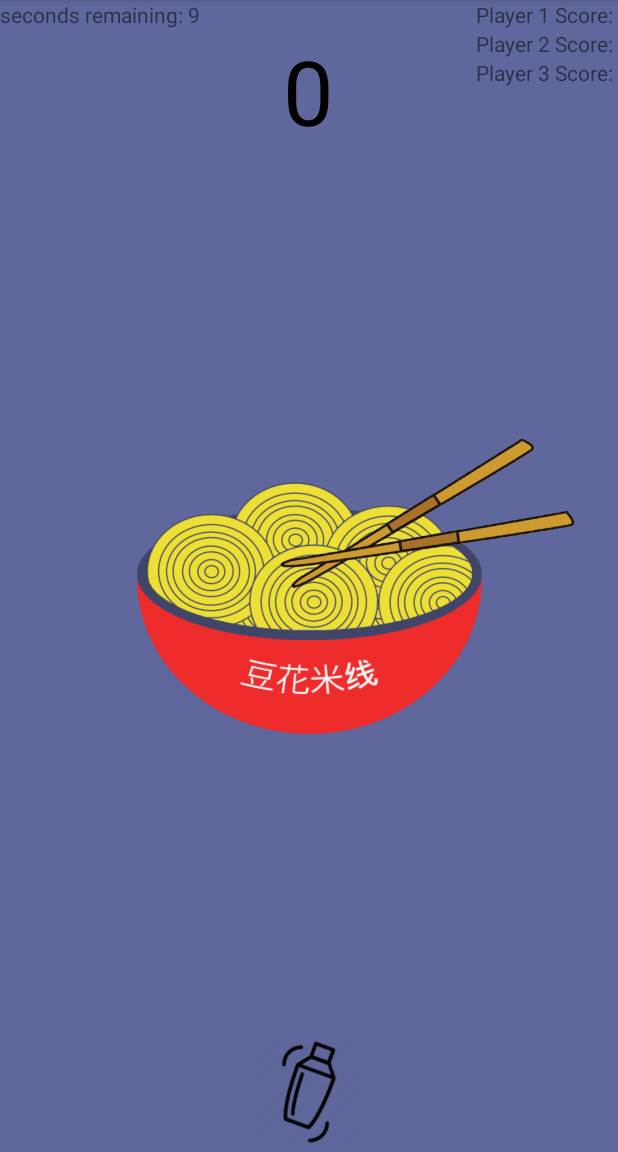
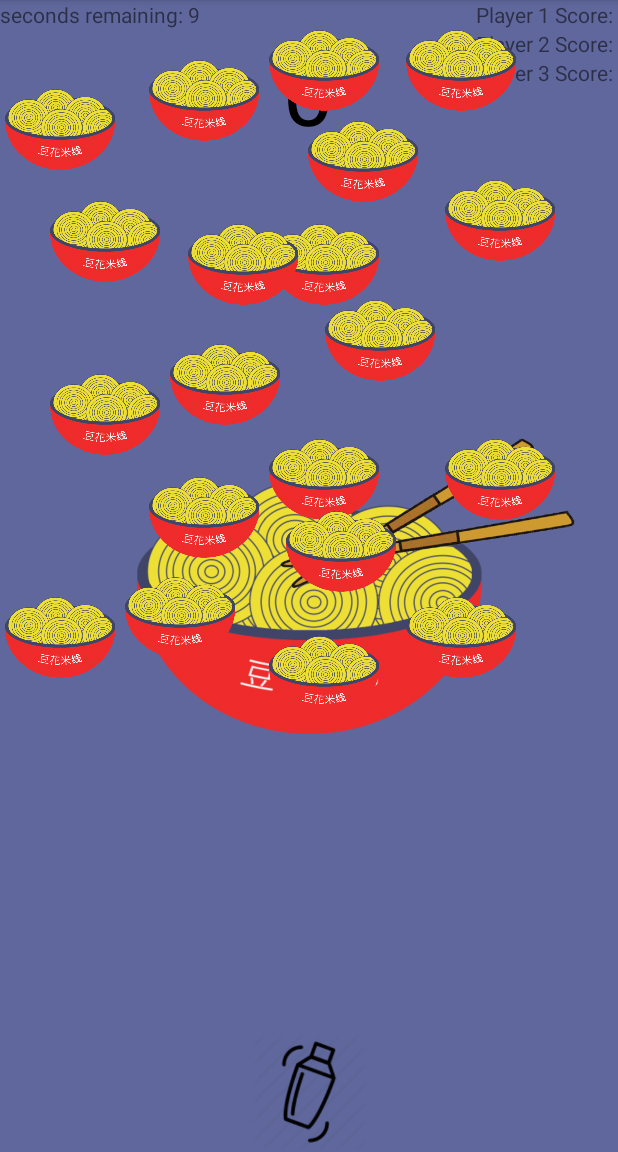
Before and after one commit to DaDyJu/NoodleChallenge, an Android app: the GameActivity screen opened directly, with no data from a screen before it, on a phone screen of 412 x 824 dp, the part 84-1236 px from its top. Run offline under Robolectric (Android 15) with nearby library versions, the phone set to English and light mode, and no system bars.

Commit message:
fix junyu’s bad code, add send moods power

```diff
--- a/app/src/main/java/com/kkadadeepju/snwf/sendnoodswithfriends/GameActivity.java
+++ b/app/src/main/java/com/kkadadeepju/snwf/sendnoodswithfriends/GameActivity.java
@@ -1,11 +1,15 @@
 package com.kkadadeepju.snwf.sendnoodswithfriends;
 
+import android.animation.Animator;
 import android.graphics.Bitmap;
 import android.graphics.BitmapFactory;
+import android.animation.AnimatorSet;
+import android.animation.ObjectAnimator;
 import android.graphics.drawable.Drawable;
 import android.os.Bundle;
 import android.os.CountDownTimer;
 import android.os.PersistableBundle;
+import android.support.annotation.DrawableRes;
 import android.support.annotation.Nullable;
 import android.support.v4.content.ContextCompat;
 import android.support.v7.app.AppCompatActivity;
@@ -13,19 +17,26 @@ import android.util.Log;
 import android.view.View;
 import android.view.animation.Animation;
 import android.view.animation.AnimationUtils;
+import android.view.ViewGroup;
+import android.view.animation.AnimationSet;
+import android.view.animation.TranslateAnimation;
 import android.widget.ImageView;
 import android.widget.ListView;
 import android.widget.TextView;
 
+import java.lang.reflect.Array;
 import java.util.ArrayList;
 import java.util.HashMap;
 import java.util.Map;
+import static com.kkadadeepju.snwf.sendnoodswithfriends.Powerups.*;
+import static com.kkadadeepju.snwf.sendnoodswithfriends.Powerups.Types.SendNoods;
 
 /**
  * Created by jzhou on 2017-04-20.
  */
 
 public class GameActivity extends AppCompatActivity {
+
     private TextView timer;
     private TextView playerTwoScore;
     private TextView playerThreeScore;
@@ -34,12 +45,17 @@ public class GameActivity extends AppCompatActivity {
     private ImageView noodleBowl;
     private ImageView chopStickUp;
     private ImageView chopStickDown;
+    private ViewGroup container;
+    private ViewGroup sendNoodsLayout;
 
     private int score = 0;
 
     private int imgPosition = 0;
 
     private boolean isChopstickUp = false;
+
+    private boolean isSendNoodsActive = false;
+    private int numberOfSendNoodsLeft;
 
     private static final int[] bowls = {
             R.drawable.noods_01,
@@ -53,12 +69,15 @@ public class GameActivity extends AppCompatActivity {
             R.drawable.noods_09
     };
 
+    private ArrayList<ImageView> sendNoods = new ArrayList<>();
+
     private ArrayList<Drawable> images = new ArrayList<>();
 
     @Override
     public void onCreate(@Nullable Bundle savedInstanceState) {
         super.onCreate(savedInstanceState);
         setContentView(R.layout.game_activity);
+        container = (ViewGroup) findViewById(R.id.container);
         timer = (TextView) findViewById(R.id.timer);
         playerTwoScore = (TextView) findViewById(R.id.player_two_score);
         playerThreeScore = (TextView) findViewById(R.id.player_three_score);
@@ -73,11 +92,38 @@ public class GameActivity extends AppCompatActivity {
             images.add(ContextCompat.getDrawable(getApplicationContext(), bowls[i]));
         }
 
+        sendNoodsLayout = (ViewGroup) findViewById(R.id.send_noods_layout);
+        sendNoodsLayout.setVisibility(View.GONE);
+        sendNoods.add((ImageView) findViewById(R.id.send_noods_1));
+        sendNoods.add((ImageView) findViewById(R.id.send_noods_2));
+        sendNoods.add((ImageView) findViewById(R.id.send_noods_3));
+        sendNoods.add((ImageView) findViewById(R.id.send_noods_4));
+        sendNoods.add((ImageView) findViewById(R.id.send_noods_5));
+        sendNoods.add((ImageView) findViewById(R.id.send_noods_6));
+        sendNoods.add((ImageView) findViewById(R.id.send_noods_7));
+        sendNoods.add((ImageView) findViewById(R.id.send_noods_8));
+        sendNoods.add((ImageView) findViewById(R.id.send_noods_9));
+        sendNoods.add((ImageView) findViewById(R.id.send_noods_10));
+        sendNoods.add((ImageView) findViewById(R.id.send_noods_11));
+        sendNoods.add((ImageView) findViewById(R.id.send_noods_12));
+        sendNoods.add((ImageView) findViewById(R.id.send_noods_13));
+        sendNoods.add((ImageView) findViewById(R.id.send_noods_14));
+        sendNoods.add((ImageView) findViewById(R.id.send_noods_15));
+        sendNoods.add((ImageView) findViewById(R.id.send_noods_16));
+        sendNoods.add((ImageView) findViewById(R.id.send_noods_17));
+        sendNoods.add((ImageView) findViewById(R.id.send_noods_18));
+        sendNoods.add((ImageView) findViewById(R.id.send_noods_19));
+        sendNoods.add((ImageView) findViewById(R.id.send_noods_20));
+
         final Animation pulse = AnimationUtils.loadAnimation(this, R.anim.pulse);
 
         noodleBowl.setOnClickListener(new View.OnClickListener() {
             @Override
             public void onClick(View v) {
+                if (isSendNoodsActive) {
+                    return;
+                }
+
                 playerScore.setText(Integer.toString(++score));
                 playerScore.startAnimation(pulse);
 
@@ -87,15 +133,11 @@ public class GameActivity extends AppCompatActivity {
                 noodleBowl.setImageDrawable(images.get(imgPosition));
                 imgPosition++;
 
-                if (isChopstickUp)
-
-                {
+                if (isChopstickUp) {
                     chopStickUp.setVisibility(View.GONE);
                     chopStickDown.setVisibility(View.VISIBLE);
                     isChopstickUp = false;
-                } else
-
-                {
+                } else {
                     chopStickUp.setVisibility(View.VISIBLE);
                     chopStickDown.setVisibility(View.GONE);
                     isChopstickUp = true;
@@ -103,11 +145,7 @@ public class GameActivity extends AppCompatActivity {
             }
         });
 
-
-        new
-
-                CountDownTimer(10000, 1000) {
-
+        new CountDownTimer(10000, 1000) {
             public void onTick(long millisUntilFinished) {
                 timer.setText("seconds remaining: " + millisUntilFinished / 1000);
             }
@@ -117,6 +155,59 @@ public class GameActivity extends AppCompatActivity {
                 noodleBowl.setClickable(false);
             }
         }.start();
+
+        handlePowerup(SendNoods);
     }
 
+    public void handlePowerup(Types type) {
+        switch (type) {
+            case SendNoods:
+                onSendNoods("Dadyju");
+                break;
+            case SendLag:
+                onSendLag("Dadyju");
+                break;
+            default:
+                break;
         }
+    }
+
+    private void onSendNoods(String playerName) {
+        // received a bunch of noods from playerName
+        // fills up their whole screen with noodles, their score does not count until their extra noodles are gone
+        // and they are back to tapping on their regular noodle bowl
+        isSendNoodsActive = true;
+        sendNoodsLayout.setVisibility(View.VISIBLE);
+        numberOfSendNoodsLeft = sendNoods.size();
+
+        for (int i = 0; i < sendNoods.size(); i++) {
+            sendNoods.get(i).setVisibility(View.VISIBLE);
+
+            ObjectAnimator
+                    .ofFloat(sendNoods.get(i), "translationX", 0, 25, -25, 25, -25,15, -15, 6, -6, 0)
+                    .setDuration(20)
+                    .start();
+
+            sendNoods.get(i).setOnClickListener(
+                    new View.OnClickListener() {
+                        @Override
+                        public void onClick(View v) {
+                            v.setVisibility(View.INVISIBLE);
+                            numberOfSendNoodsLeft--;
+
+                            if (numberOfSendNoodsLeft <= 0) {
+                                isSendNoodsActive = false;
+                                sendNoodsLayout.setVisibility(View.GONE);
+                            }
+                        }
+                    }
+            );
+        }
+    }
+
+    private void onSendLag(String playerName) {
+        // receieved lag from a player, cant tap for X seconds
+    }
+
+
+}
--- a/app/src/main/res/layout/game_activity.xml
+++ b/app/src/main/res/layout/game_activity.xml
@@ -1,9 +1,16 @@
 <?xml version="1.0" encoding="utf-8"?>
-<RelativeLayout xmlns:android="http://schemas.android.com/apk/res/android"
+<FrameLayout
+    xmlns:android="http://schemas.android.com/apk/res/android"
+    android:layout_width="match_parent"
+    android:layout_height="match_parent"
+
+    android:background="#5f679c"
+    android:id="@+id/activity_main">
+
+    <RelativeLayout
         android:id="@+id/container"
         android:layout_width="match_parent"
         android:layout_height="match_parent"
-    android:background="#5f679c"
         android:orientation="vertical">
 
         <TextView
@@ -79,8 +86,9 @@
                 android:layout_gravity="center"
                 android:layout_marginLeft="50dp"
                 android:layout_marginTop="-60dp"
+                android:visibility="gone"
                 android:src="@drawable/chopstick_up"
-            android:visibility="gone" />
+                 />
 
             <ImageView
                 android:id="@+id/noodle_powerup"
@@ -94,3 +102,9 @@
                 android:layout_height="wrap_content"></ListView>
         </FrameLayout>
     </RelativeLayout>
+
+    <include
+        android:id="@+id/send_noods_layout"
+
+        layout="@layout/send_noods"/>
+</FrameLayout>
--- /dev/null
+++ b/app/src/main/res/layout/send_noods.xml
@@ -0,0 +1,210 @@
+<?xml version="1.0" encoding="utf-8"?>
+<RelativeLayout android:layout_width="match_parent"
+    android:layout_height="match_parent"
+    xmlns:android="http://schemas.android.com/apk/res/android">
+
+    <ImageView
+        android:id="@+id/send_noods_1"
+        android:layout_width="80dp"
+        android:layout_height="80dp"
+        android:src="@drawable/noods_01"
+        android:layout_marginTop="49dp"
+        android:layout_below="@+id/send_noods_4"
+        android:layout_alignLeft="@+id/send_noods_4"
+        android:layout_alignStart="@+id/send_noods_4" />
+    <ImageView
+        android:id="@+id/send_noods_2"
+        android:layout_width="80dp"
+        android:layout_height="80dp"
+        android:src="@drawable/noods_01"
+        android:layout_above="@+id/send_noods_3"
+        android:layout_toRightOf="@+id/send_noods_3"
+        android:layout_toEndOf="@+id/send_noods_3"
+        android:layout_marginLeft="12dp"
+        android:layout_marginStart="12dp" />
+    <ImageView
+        android:id="@+id/send_noods_3"
+        android:layout_width="80dp"
+        android:layout_height="80dp"
+        android:src="@drawable/noods_01"
+        android:layout_below="@+id/send_noods_1"
+        android:layout_alignParentLeft="true"
+        android:layout_alignParentStart="true"
+        android:layout_marginLeft="30dp"
+        android:layout_marginStart="30dp"
+        android:layout_marginTop="20dp" />
+    <ImageView
+        android:id="@+id/send_noods_4"
+        android:layout_width="80dp"
+        android:layout_height="80dp"
+        android:src="@drawable/noods_01"
+        android:layout_alignParentTop="true"
+        android:layout_toLeftOf="@+id/send_noods_7"
+        android:layout_toStartOf="@+id/send_noods_7" />
+    <ImageView
+        android:id="@+id/send_noods_5"
+        android:layout_width="80dp"
+        android:layout_height="80dp"
+        android:src="@drawable/noods_01"
+        android:layout_alignTop="@+id/send_noods_6"
+        android:layout_alignLeft="@+id/send_noods_8"
+        android:layout_alignStart="@+id/send_noods_8"
+        android:layout_marginTop="26dp" />
+    <ImageView
+        android:id="@+id/send_noods_6"
+        android:layout_width="80dp"
+        android:layout_height="80dp"
+        android:src="@drawable/noods_01"
+        android:layout_below="@+id/send_noods_8"
+        android:layout_alignParentLeft="true"
+        android:layout_alignParentStart="true"
+        android:layout_marginTop="25dp" />
+    <ImageView
+        android:id="@+id/send_noods_7"
+        android:layout_width="80dp"
+        android:layout_height="80dp"
+        android:src="@drawable/noods_01"
+        android:layout_alignTop="@+id/send_noods_8"
+        android:layout_toRightOf="@+id/send_noods_8"
+        android:layout_toEndOf="@+id/send_noods_8"
+        android:layout_marginLeft="37dp"
+        android:layout_marginStart="37dp" />
+    <ImageView
+        android:id="@+id/send_noods_8"
+        android:layout_width="80dp"
+        android:layout_height="80dp"
+        android:src="@drawable/noods_01"
+        android:layout_marginLeft="96dp"
+        android:layout_marginStart="96dp"
+        android:layout_marginTop="63dp"
+        android:layout_below="@+id/send_noods_1"
+        android:layout_toRightOf="@+id/send_noods_6"
+        android:layout_toEndOf="@+id/send_noods_6" />
+
+    <ImageView
+        android:id="@+id/send_noods_9"
+        android:layout_width="80dp"
+        android:layout_height="80dp"
+
+        android:src="@drawable/noods_01"
+        android:layout_above="@+id/send_noods_2"
+        android:layout_alignParentLeft="true"
+        android:layout_alignParentStart="true"
+        android:layout_marginBottom="10dp" />
+
+    <ImageView
+        android:id="@+id/send_noods_10"
+        android:layout_width="80dp"
+        android:layout_height="80dp"
+
+        android:src="@drawable/noods_01"
+        android:layout_below="@+id/send_noods_4"
+        android:layout_alignLeft="@+id/send_noods_7"
+        android:layout_alignStart="@+id/send_noods_7"
+        android:layout_marginTop="20dp" />
+
+    <ImageView
+        android:id="@+id/send_noods_11"
+        android:layout_width="80dp"
+        android:layout_height="80dp"
+
+        android:src="@drawable/noods_01"
+        android:layout_alignTop="@+id/send_noods_10"
+        android:layout_alignLeft="@+id/send_noods_3"
+        android:layout_alignStart="@+id/send_noods_3"
+        android:layout_marginTop="14dp" />
+
+    <ImageView
+        android:id="@+id/send_noods_12"
+        android:layout_width="80dp"
+        android:layout_height="80dp"
+
+        android:src="@drawable/noods_01"
+        android:layout_above="@+id/send_noods_11"
+        android:layout_toLeftOf="@+id/send_noods_4"
+        android:layout_toStartOf="@+id/send_noods_4" />
+
+    <ImageView
+        android:id="@+id/send_noods_13"
+        android:layout_width="80dp"
+        android:layout_height="80dp"
+
+        android:src="@drawable/noods_01"
+        android:layout_below="@+id/send_noods_1"
+        android:layout_toRightOf="@+id/send_noods_3"
+        android:layout_toEndOf="@+id/send_noods_3" />
+
+    <ImageView
+        android:id="@+id/send_noods_14"
+        android:layout_width="80dp"
+        android:layout_height="80dp"
+
+        android:src="@drawable/noods_01"
+        android:layout_alignTop="@+id/send_noods_6"
+        android:layout_toRightOf="@+id/send_noods_5"
+        android:layout_toEndOf="@+id/send_noods_5"
+        android:layout_marginLeft="11dp"
+        android:layout_marginStart="11dp" />
+
+    <ImageView
+        android:id="@+id/send_noods_15"
+        android:layout_width="80dp"
+
+        android:layout_height="80dp"
+        android:src="@drawable/noods_01"
+        android:layout_above="@+id/send_noods_5"
+        android:layout_toLeftOf="@+id/send_noods_5"
+        android:layout_toStartOf="@+id/send_noods_5" />
+
+    <ImageView
+        android:id="@+id/send_noods_16"
+        android:layout_width="80dp"
+        android:layout_height="80dp"
+
+        android:src="@drawable/noods_01"
+        android:layout_below="@+id/send_noods_10"
+        android:layout_toLeftOf="@+id/send_noods_10"
+        android:layout_toStartOf="@+id/send_noods_10" />
+
+    <ImageView
+        android:id="@+id/send_noods_17"
+        android:layout_width="80dp"
+        android:layout_height="80dp"
+
+        android:src="@drawable/noods_01"
+        android:layout_below="@+id/send_noods_8"
+        android:layout_toRightOf="@+id/send_noods_6"
+        android:layout_toEndOf="@+id/send_noods_6"
+        android:layout_marginTop="12dp" />
+
+    <ImageView
+        android:id="@+id/send_noods_18"
+        android:layout_width="80dp"
+        android:layout_height="80dp"
+        android:src="@drawable/noods_01"
+        android:layout_alignParentTop="true"
+        android:layout_alignLeft="@+id/send_noods_14"
+        android:layout_alignStart="@+id/send_noods_14" />
+
+    <ImageView
+        android:id="@+id/send_noods_19"
+        android:layout_width="80dp"
+        android:layout_height="80dp"
+        android:src="@drawable/noods_01"
+        android:layout_above="@+id/send_noods_16"
+        android:layout_toRightOf="@+id/send_noods_2"
+        android:layout_toEndOf="@+id/send_noods_2"
+        android:layout_marginBottom="39dp" />
+
+    <ImageView
+        android:id="@+id/send_noods_20"
+        android:layout_width="80dp"
+        android:layout_height="80dp"
+
+        android:src="@drawable/noods_01"
+        android:layout_below="@+id/send_noods_3"
+        android:layout_toLeftOf="@+id/send_noods_18"
+        android:layout_toStartOf="@+id/send_noods_18"
+        android:layout_marginTop="11dp" />
+
+</RelativeLayout>
```
Lines whose indentation alone changed are shown as unchanged.
